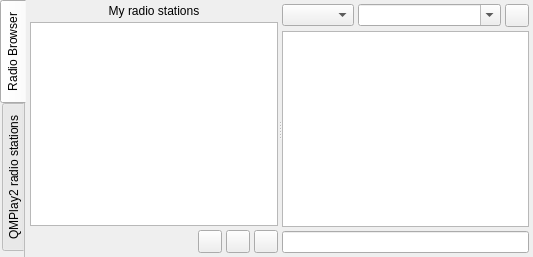
Qt form src/modules/Extensions/Radio/Radio.ui (zaps166/QMPlay2) before a commit.
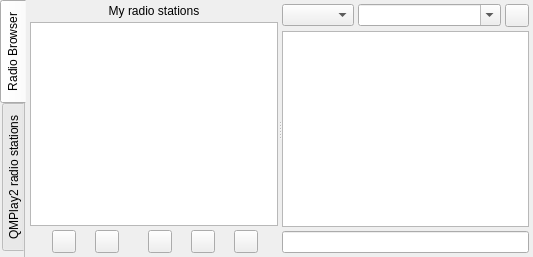
The same form after that commit. Custom widgets are drawn as their Qt base class.

Commit message: Add buttons to load/save custom radio stations

What changed in the file:
```diff
--- a/src/modules/Extensions/Radio/Radio.ui
+++ b/src/modules/Extensions/Radio/Radio.ui
@@ -89,10 +89,34 @@
             <property name="orientation">
              <enum>Qt::Horizontal</enum>
             </property>
+           </spacer>
+          </item>
+          <item>
+           <widget class="QToolButton" name="loadMyRadioStationButton">
+            <property name="toolTip">
+             <string>Load radio station list from file</string>
+            </property>
+           </widget>
+          </item>
+          <item>
+           <widget class="QToolButton" name="saveMyRadioStationButton">
+            <property name="toolTip">
+             <string>Save radio station list to file</string>
+            </property>
+           </widget>
+          </item>
+          <item>
+           <spacer name="horizontalSpacer_2">
+            <property name="orientation">
+             <enum>Qt::Horizontal</enum>
+            </property>
+            <property name="sizeType">
+             <enum>QSizePolicy::Fixed</enum>
+            </property>
             <property name="sizeHint" stdset="0">
              <size>
-              <width>40</width>
-              <height>20</height>
+              <width>10</width>
+              <height>0</height>
              </size>
             </property>
            </spacer>
```
The commit also changes 4 other files.
